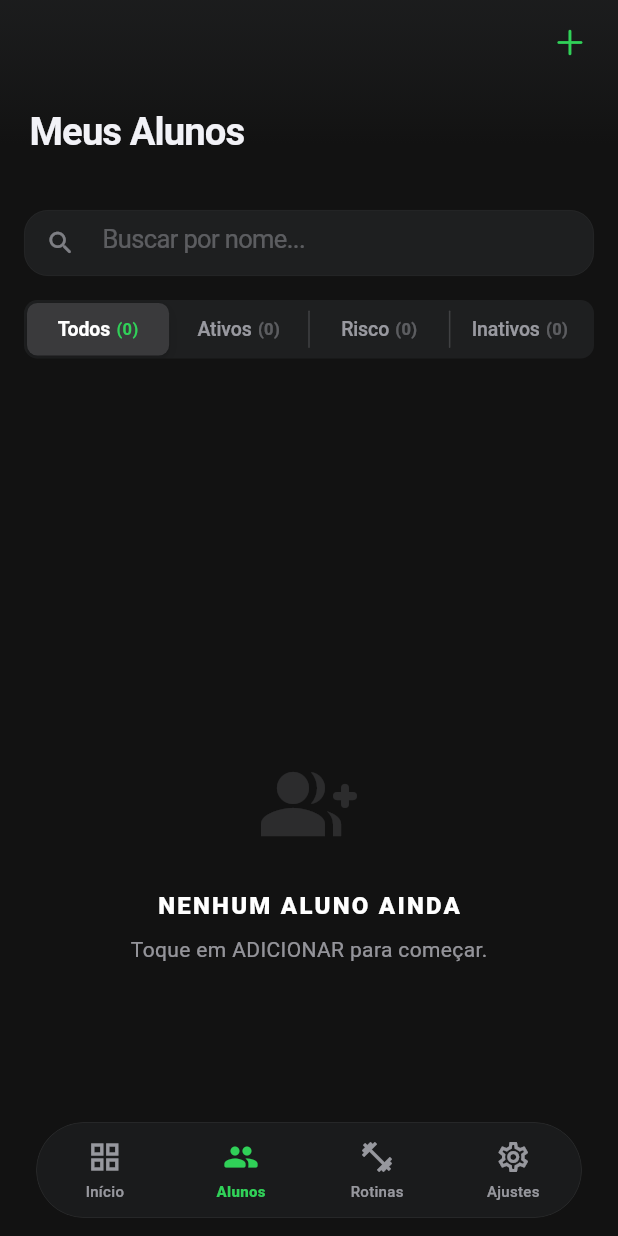
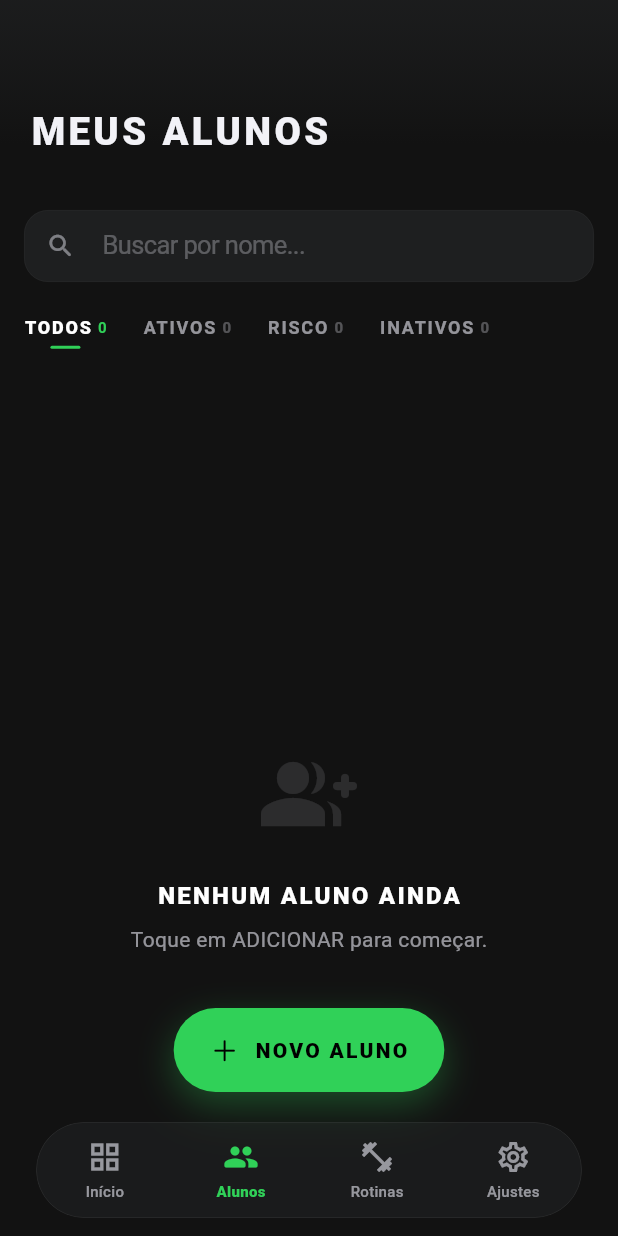
Before and after one commit to lisergiomusic/appfit, a Flutter app: the screen it shows once a user with an empty profile is signed in, item 2 of the bottom bar chosen, on a phone screen of 412 x 824 dp. Run offline on Flutter 3.47's test engine with Material 3 defaults, Android fonts, the phone set to English and light mode, and no system bars; our stand-ins replace cached_network_image, flutter_inset_shadow, font_awesome_flutter, image_picker, intl_phone_field, rxdart and 4 more; accounts and stored records are empty.

Commit message:
feat(personal_alunos_page): add premium FAB for new student and replace filter chips with minimalist tabs

```diff
--- /dev/null
+++ b/lib/core/widgets/app_premium_fab.dart
@@ -0,0 +1,65 @@
+import 'package:flutter/material.dart';
+import 'package:flutter/services.dart';
+import '../theme/app_theme.dart';
+
+class AppPremiumFAB extends StatelessWidget {
+  final String label;
+  final IconData icon;
+  final VoidCallback onPressed;
+  final double bottomPadding;
+
+  const AppPremiumFAB({
+    super.key,
+    required this.label,
+    required this.icon,
+    required this.onPressed,
+    this.bottomPadding = 0,
+  });
+
+  @override
+  Widget build(BuildContext context) {
+    return Padding(
+      padding: EdgeInsets.only(bottom: bottomPadding),
+      child: AnimatedScale(
+        duration: const Duration(milliseconds: 300),
+        scale: 1.0,
+        child: GestureDetector(
+          onTap: () {
+            HapticFeedback.lightImpact();
+            onPressed();
+          },
+          child: Container(
+            height: 56,
+            padding: const EdgeInsets.symmetric(horizontal: 24),
+            decoration: BoxDecoration(
+              color: AppColors.primary,
+              borderRadius: BorderRadius.circular(999),
+              boxShadow: [
+                BoxShadow(
+                  color: AppColors.primary.withAlpha(80),
+                  blurRadius: 20,
+                  offset: const Offset(0, 8),
+                ),
+              ],
+            ),
+            child: Row(
+              mainAxisSize: MainAxisSize.min,
+              children: [
+                Icon(icon, color: Colors.black, size: 20),
+                const SizedBox(width: 10),
+                Text(
+                  label.toUpperCase(),
+                  style: AppTheme.sectionHeader.copyWith(
+                    color: Colors.black,
+                    fontSize: 14,
+                    fontWeight: FontWeight.w900,
+                  ),
+                ),
+              ],
+            ),
+          ),
+        ),
+      ),
+    );
+  }
+}
--- a/lib/features/alunos/personal/pages/personal_alunos_page.dart
+++ b/lib/features/alunos/personal/pages/personal_alunos_page.dart
@@ -4,6 +4,7 @@ import 'package:flutter/services.dart';
 import '../../../../core/theme/app_theme.dart';
 import '../../../../core/services/personal_service.dart';
 import '../../../../core/widgets/app_swipe_to_delete.dart';
+import '../../../../core/widgets/app_premium_fab.dart';
 import '../../shared/widgets/app_avatar.dart';
 import '../../shared/widgets/cadastro_aluno_modal.dart';
 import 'personal_aluno_perfil_page.dart';
@@ -238,6 +239,13 @@ class _PersonalAlunosPageState extends State<PersonalAlunosPage> {
   Widget build(BuildContext context) {
     return Scaffold(
       backgroundColor: AppColors.background,
+      floatingActionButtonLocation: FloatingActionButtonLocation.centerFloat,
+      floatingActionButton: AppPremiumFAB(
+        label: 'NOVO ALUNO',
+        icon: CupertinoIcons.add,
+        onPressed: _exibirModalCadastro,
+        bottomPadding: 80,
+      ),
       body: RefreshIndicator(
         onRefresh: _fetchInitialData,
         color: AppColors.primary,
@@ -251,7 +259,7 @@ class _PersonalAlunosPageState extends State<PersonalAlunosPage> {
           slivers: [
             _buildSliverAppBar(),
             SliverToBoxAdapter(child: _buildSearchBar()),
-            SliverToBoxAdapter(child: _buildFilterChips()),
+            SliverToBoxAdapter(child: _buildMinimalistTabs()),
             if (_isLoading)
               const SliverFillRemaining(
                 child: Center(
@@ -270,7 +278,7 @@ class _PersonalAlunosPageState extends State<PersonalAlunosPage> {
               )
             else
               SliverPadding(
-                padding: const EdgeInsets.fromLTRB(16, 0, 16, 120),
+                padding: const EdgeInsets.fromLTRB(16, 0, 16, 140),
                 sliver: SliverList(
                   delegate: SliverChildBuilderDelegate((context, index) {
                     if (index == _alunosDocs.length) {
@@ -307,13 +315,6 @@ class _PersonalAlunosPageState extends State<PersonalAlunosPage> {
       scrolledUnderElevation: 0,
       leading: const SizedBox.shrink(),
       leadingWidth: 0,
-      actions: [
-        IconButton(
-          icon: const Icon(CupertinoIcons.add, color: AppColors.primary, size: 24),
-          onPressed: _exibirModalCadastro,
-          padding: const EdgeInsets.only(right: 16),
-        ),
-      ],
       flexibleSpace: FlexibleSpaceBar(
         stretchModes: const [StretchMode.zoomBackground, StretchMode.fadeTitle],
         background: Container(
@@ -321,16 +322,16 @@ class _PersonalAlunosPageState extends State<PersonalAlunosPage> {
         ),
         titlePadding: const EdgeInsets.only(left: 20, bottom: 16),
         centerTitle: false,
-        title: Text('Meus Alunos', style: AppTheme.pageTitle),
+        title: Text('MEUS ALUNOS', style: AppTheme.pageTitle.copyWith(letterSpacing: 1.5, fontWeight: FontWeight.w900)),
       ),
     );
   }
 
   Widget _buildSearchBar() {
     return Padding(
-      padding: const EdgeInsets.fromLTRB(16, 20, 16, 16),
+      padding: const EdgeInsets.fromLTRB(16, 20, 16, 8),
       child: Container(
-        height: 44,
+        height: 48,
         decoration: AppTheme.premiumCardDecoration,
         child: TextField(
           controller: _searchController,
@@ -375,58 +376,72 @@ class _PersonalAlunosPageState extends State<PersonalAlunosPage> {
     );
   }
 
-  Widget _buildFilterChips() {
+  Widget _buildMinimalistTabs() {
+    final filters = [
+      {'label': 'TODOS', 'value': 'todos', 'count': _totalCount},
+      {'label': 'ATIVOS', 'value': 'ativo', 'count': _ativosCount},
+      {'label': 'RISCO', 'value': 'risco', 'count': _riscoCount},
+      {'label': 'INATIVOS', 'value': 'inativo', 'count': _inativosCount},
+    ];
+
     return Container(
-      width: double.infinity,
-      padding: const EdgeInsets.fromLTRB(16, 0, 16, 20),
-      child: CupertinoSlidingSegmentedControl<String>(
-        backgroundColor: AppColors.surfaceDark,
-        thumbColor: const Color(0xFF3A3A3C),
-        groupValue: _statusFilter,
-        children: {
-          'todos': _buildSegment('Todos', _totalCount, 'todos'),
-          'ativo': _buildSegment('Ativos', _ativosCount, 'ativo'),
-          'risco': _buildSegment('Risco', _riscoCount, 'risco'),
-          'inativo': _buildSegment('Inativos', _inativosCount, 'inativo'),
-        },
-        onValueChanged: (value) {
-          if (value != null) {
+      height: 50,
+      padding: const EdgeInsets.symmetric(horizontal: 16),
+      child: ListView.separated(
+        scrollDirection: Axis.horizontal,
+        itemCount: filters.length,
+        separatorBuilder: (context, index) => const SizedBox(width: 24),
+        itemBuilder: (context, index) {
+          final filter = filters[index];
+          final bool isSelected = _statusFilter == filter['value'];
+
+          return GestureDetector(
+            onTap: () {
+              if (!isSelected) {
                 HapticFeedback.lightImpact();
-            setState(() => _statusFilter = value);
+                setState(() => _statusFilter = filter['value'] as String);
                 _fetchInitialData();
               }
             },
-      ),
-    );
-  }
-
-  Widget _buildSegment(String label, int count, String value) {
-    final bool isSelected = _statusFilter == value;
-
-    return Padding(
-      padding: const EdgeInsets.symmetric(vertical: 8),
-      child: Row(
+            child: Column(
               mainAxisAlignment: MainAxisAlignment.center,
               children: [
+                Row(
+                  children: [
                     Text(
-            label,
+                      filter['label'] as String,
                       style: TextStyle(
-              fontSize: 13,
-              letterSpacing: -0.08,
-              fontWeight: isSelected ? FontWeight.w600 : FontWeight.w500,
+                        fontSize: 12,
+                        fontWeight: isSelected ? FontWeight.w900 : FontWeight.w600,
+                        letterSpacing: 1.2,
                         color: isSelected ? Colors.white : AppColors.labelSecondary,
                       ),
                     ),
                     const SizedBox(width: 4),
                     Text(
-            '($count)',
+                      '${filter['count']}',
                       style: TextStyle(
-              fontSize: 11,
+                        fontSize: 10,
+                        fontWeight: FontWeight.bold,
                         color: isSelected ? AppColors.primary : AppColors.labelTertiary,
-              fontWeight: FontWeight.bold,
                       ),
                     ),
                   ],
+                ),
+                const SizedBox(height: 4),
+                AnimatedContainer(
+                  duration: const Duration(milliseconds: 200),
+                  height: 2,
+                  width: isSelected ? 20 : 0,
+                  decoration: BoxDecoration(
+                    color: AppColors.primary,
+                    borderRadius: BorderRadius.circular(2),
+                  ),
+                ),
+              ],
+            ),
+          );
+        },
       ),
     );
   }
```
Lines whose indentation alone changed are shown as unchanged.
